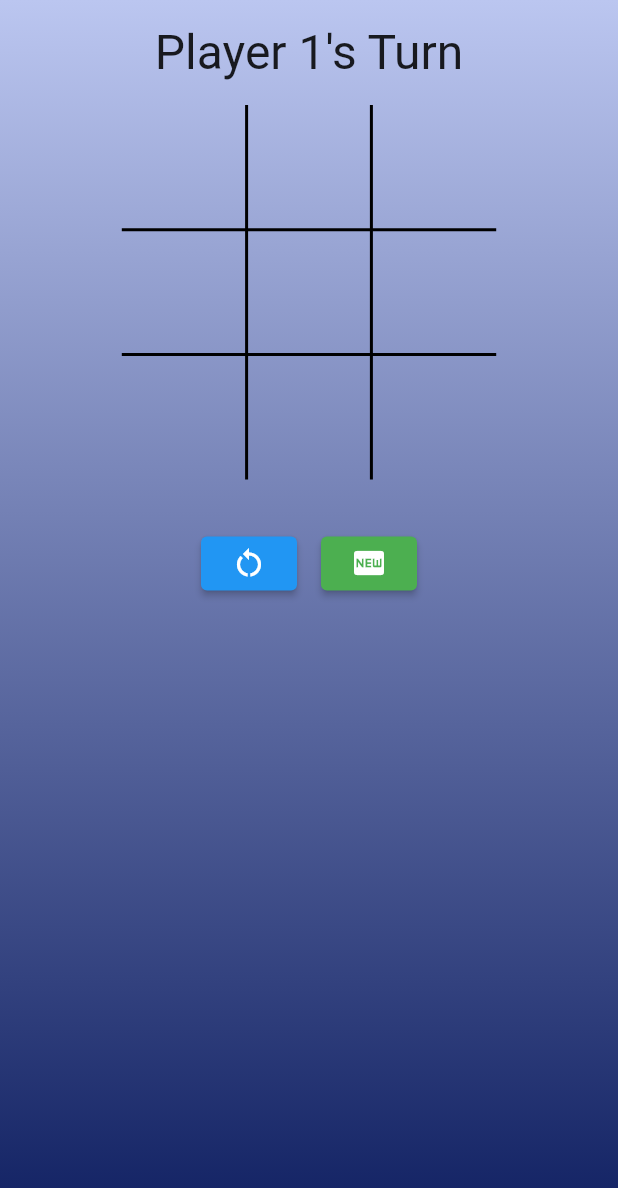
After one commit to richardnd5/flutter-website, a Flutter app: the TicTacToePage screen opened directly, after a tap on the "restart alt" icon, on a phone screen of 412 x 824 dp. The commit adds this screen. Shown: the top 1188 px of the screen. Run offline on Flutter 3.47's test engine with Material 2 defaults, Android fonts, the light colour scheme and no system bars; our stand-ins replace font_awesome_flutter, google_fonts, video_player; missing offline and left inert: dart:html, dart:js.

Commit message:
adds ticTacToe

```diff
--- a/lib/app.dart
+++ b/lib/app.dart
@@ -3,12 +3,9 @@
 import 'dart:html';
 
 import 'package:flutter/material.dart';
-import 'package:flutter_website/gameOfLife/views/pages/game_of_life_page.dart';
 import 'package:flutter_website/navigation/nav_router_delegate.dart';
-import 'package:flutter_website/pixel/views/pages/pixel_page.dart';
-import 'package:flutter_website/polarPlay/polar_play_page.dart';
-import 'package:flutter_website/stubs/web_stubs.dart';
 import 'package:google_fonts/google_fonts.dart';
+
 import 'navigation/nav_route_parser.dart';
 
 class App extends StatefulWidget {
--- a/lib/navigation/nav_state.dart
+++ b/lib/navigation/nav_state.dart
@@ -1,16 +1,16 @@
 import 'package:flutter/material.dart';
-import 'package:flutter_website/navigation/nav_router_delegate.dart';
 import 'package:flutter_website/navigation/page_configs.dart';
-import 'package:flutter_website/views/pages/coding/coding_page.dart';
+
 export 'package:flutter_website/navigation/page_configs.dart';
 
-enum CustomPages { home, pixel, gameOfLife }
+enum CustomPages { home, pixel, gameOfLife, ticTacToe }
 
 class NavState extends ChangeNotifier {
   NavState();
   List<PageConfig> pages = [homePageConfig];
   List<PageConfig> pixelPages = [homePageConfig, pixelPageConfig];
   List<PageConfig> gameOfLifePages = [homePageConfig, gameOfLifePageConfig];
+  List<PageConfig> ticTacToePages = [homePageConfig, ticTacToePageConfig];
 
   bool showPixel = false;
 
@@ -24,6 +24,8 @@ class NavState extends ChangeNotifier {
         return pixelPages.map((e) => e.page).toList();
       case CustomPages.gameOfLife:
         return gameOfLifePages.map((e) => e.page).toList();
+      case CustomPages.ticTacToe:
+        return ticTacToePages.map((e) => e.page).toList();
     }
   }
 
@@ -37,6 +39,8 @@ class NavState extends ChangeNotifier {
       selectedPage = CustomPages.pixel;
     } else if (config == gameOfLifePageConfig) {
       selectedPage = CustomPages.gameOfLife;
+    } else if (config == ticTacToePageConfig) {
+      selectedPage = CustomPages.ticTacToe;
     } else {
       selectedPage = CustomPages.home;
     }
--- a/lib/providers/app_providers.dart
+++ b/lib/providers/app_providers.dart
@@ -1,11 +1,10 @@
-import 'package:flutter/material.dart';
-import 'package:flutter_website/app.dart';
 import 'package:flutter_website/gameOfLife/services/game_of_life_service.dart';
 import 'package:flutter_website/navigation/nav_route_parser.dart';
 import 'package:flutter_website/navigation/nav_router_delegate.dart';
 import 'package:flutter_website/navigation/nav_state.dart';
 import 'package:flutter_website/pixel/services/canvas_service.dart';
 import 'package:flutter_website/pixel/services/sound_service.dart';
+import 'package:flutter_website/ticTacToe/service/tic_tac_toe_service.dart';
 import 'package:flutter_website/views/pages/home/home_page_view_model.dart';
 import 'package:provider/provider.dart';
 
@@ -45,4 +44,5 @@ final appProviders = [
     create: (context) => GameOfLifeService(),
     lazy: false,
   ),
+  ChangeNotifierProvider(create: (_) => TicTacToeService()),
 ];
--- /dev/null
+++ b/lib/ticTacToe/enums/player_type.dart
@@ -0,0 +1 @@
+enum PlayerType { x, o, none }
--- /dev/null
+++ b/lib/ticTacToe/models/game_cell.dart
@@ -0,0 +1,23 @@
+import '../enums/player_type.dart';
+
+class GameCell {
+  int index;
+  bool filled;
+  PlayerType type;
+
+  GameCell({
+    this.filled = false,
+    this.type = PlayerType.none,
+    this.index = 0,
+  });
+
+  bool get empty => !filled;
+
+  factory GameCell.clone(GameCell source) {
+    return GameCell(
+      index: source.index,
+      filled: source.filled,
+      type: source.type,
+    );
+  }
+}
--- /dev/null
+++ b/lib/ticTacToe/models/player.dart
@@ -0,0 +1,6 @@
+import '../enums/player_type.dart';
+
+class Player {
+  PlayerType type;
+  Player(this.type);
+}
--- /dev/null
+++ b/lib/ticTacToe/service/tic_tac_toe_service.dart
@@ -0,0 +1,81 @@
+import 'package:flutter/material.dart';
+
+import './extensions/game_cell_extension.dart';
+import '../enums/player_type.dart';
+import '../models/game_cell.dart';
+import '../models/player.dart';
+
+enum GameState { playing, playerWon, draw }
+
+class TicTacToeService extends ChangeNotifier {
+  TicTacToeService() {
+    restartGame();
+  }
+
+  List<Player> playerList = [Player(PlayerType.x), Player(PlayerType.o)];
+
+  int get cellCount => numberOfRows * numberOfColumns;
+  final int numberOfRows = 3;
+  final int numberOfColumns = 3;
+  Map<int, GameCell> gameCells = {};
+
+  int totalPlayerCount = 2;
+  int turnCount = 0;
+  int currentPlayer = 0;
+  int winRadius = 3;
+  GameState state = GameState.playing;
+
+  List<Map<int, GameCell>> stateHistory = [];
+
+  void updateCell(int index) {
+    if (gameCells.length <= index) return;
+
+    if (gameCells[index]!.empty == true) {
+      gameCells[index]!.filled = true;
+      gameCells[index]!.type = playerList[currentPlayer].type;
+
+      if (gameCells.haveWinningPlayer()) {
+        state = GameState.playerWon;
+      } else if (gameCells.allFilled()) {
+        state = GameState.draw;
+      } else {
+        _goToNextTurn();
+      }
+      _addStateToGameHistory();
+      notifyListeners();
+    }
+  }
+
+  void handleGoBack() {
+    if (stateHistory.length > 1) {
+      stateHistory.removeLast();
+      gameCells = stateHistory.last;
+      notifyListeners();
+    } else {
+      restartGame();
+    }
+  }
+
+  void restartGame() {
+    for (var i = 0; i < cellCount; i++) {
+      gameCells[i] = GameCell(index: i);
+    }
+    turnCount = 0;
+    currentPlayer = 0;
+    stateHistory = [];
+    state = GameState.playing;
+    notifyListeners();
+  }
+
+  void _addStateToGameHistory() {
+    var gameCellsCopy = gameCells.map<int, GameCell>(
+        (key, value) => MapEntry(key, GameCell.clone(value)));
+
+    stateHistory.add(gameCellsCopy);
+  }
+
+  void _goToNextTurn() {
+    turnCount++;
+    currentPlayer = currentPlayer == 0 ? 1 : 0;
+  }
+}
--- /dev/null
+++ b/lib/ticTacToe/ui/components/tic_tac_toe_cell.dart
@@ -0,0 +1,53 @@
+import 'package:flutter/material.dart';
+import 'package:provider/provider.dart';
+
+import '../../enums/player_type.dart';
+import '../../service/tic_tac_toe_service.dart';
+
+class TicTacToeCell extends StatefulWidget {
+  const TicTacToeCell(
+    this.index, {
+    Key? key,
+  }) : super(key: key);
+
+  final int index;
+
+  @override
+  State<TicTacToeCell> createState() => _TicTacToeCellState();
+}
+
+class _TicTacToeCellState extends State<TicTacToeCell> {
+  @override
+  Widget build(BuildContext context) {
+    var cell = context.watch<TicTacToeService>().gameCells[widget.index];
+
+    return GestureDetector(
+      onTap: () => onTap(context),
+      child: Container(
+          color: Colors.transparent,
+          child: LayoutBuilder(builder: (context, constraints) {
+            var smaller = constraints.maxWidth < constraints.maxHeight
+                ? constraints.maxWidth
+                : constraints.maxHeight;
+            return cell!.filled
+                ? Center(
+                    child: Icon(
+                      cell.type == PlayerType.x
+                          ? Icons.close
+                          : Icons.circle_outlined,
+                      size: smaller - 16,
+                      color: cell.type == PlayerType.x
+                          ? Colors.orange
+                          : Colors.red,
+                    ),
+                  )
+                : Container();
+          })),
+    );
+  }
+
+  void onTap(BuildContext context) {
+    Provider.of<TicTacToeService>(context, listen: false)
+        .updateCell(widget.index);
+  }
+}
--- /dev/null
+++ b/lib/ticTacToe/ui/components/tic_tac_toe_gameboard.dart
@@ -0,0 +1,44 @@
+import 'package:flutter/material.dart';
+import 'package:flutter_website/ticTacToe/ui/components/tic_tac_toe_cell.dart';
+import 'package:provider/provider.dart';
+
+import '../../service/tic_tac_toe_service.dart';
+import 'tic_tac_toe_lines.dart';
+
+class TicTacToeGameBoard extends StatelessWidget {
+  const TicTacToeGameBoard({
+    Key? key,
+    required this.size,
+  }) : super(key: key);
+
+  final double size;
+
+  @override
+  Widget build(BuildContext context) {
+    var vm = context.watch<TicTacToeService>();
+
+    return SizedBox(
+      width: size,
+      height: size,
+      child: Stack(
+        children: [
+          CustomPaint(
+            size: Size(size, size),
+            painter: TicTacToeLines(),
+          ),
+          GridView.builder(
+            padding: EdgeInsets.zero,
+            shrinkWrap: true,
+            gridDelegate: SliverGridDelegateWithFixedCrossAxisCount(
+              crossAxisCount: vm.numberOfColumns,
+              mainAxisExtent: size / (vm.cellCount / vm.numberOfColumns),
+              childAspectRatio: vm.numberOfRows / vm.numberOfColumns,
+            ),
+            itemBuilder: (context, i) => TicTacToeCell(i),
+            itemCount: context.watch<TicTacToeService>().cellCount,
+          ),
+        ],
+      ),
+    );
+  }
+}
--- /dev/null
+++ b/lib/ticTacToe/ui/components/tic_tac_toe_lines.dart
@@ -0,0 +1,31 @@
+import 'package:flutter/material.dart';
+
+class TicTacToeLines extends CustomPainter {
+  @override
+  void paint(Canvas canvas, Size size) {
+    Paint paint = Paint()
+      ..color = Colors.black
+      ..strokeWidth = 2;
+    var vert1Start = Offset(size.width / 3, 0);
+    var vert1End = Offset(size.width / 3, size.height);
+
+    var vert2Start = Offset((size.width / 3) * 2, 0);
+    var vert2End = Offset((size.width / 3) * 2, size.height);
+
+    var hor1Start = Offset(0, size.height / 3);
+    var hor1End = Offset(size.width, size.height / 3);
+
+    var hor2Start = Offset(0, (size.height / 3) * 2);
+    var hor2End = Offset(size.width, (size.height / 3) * 2);
+
+    canvas.drawLine(vert1Start, vert1End, paint);
+    canvas.drawLine(vert2Start, vert2End, paint);
+    canvas.drawLine(hor1Start, hor1End, paint);
+    canvas.drawLine(hor2Start, hor2End, paint);
+  }
+
+  @override
+  bool shouldRepaint(covariant CustomPainter oldDelegate) {
+    return false;
+  }
+}
--- /dev/null
+++ b/lib/ticTacToe/ui/tic_tac_toe_page.dart
@@ -0,0 +1,124 @@
+import 'package:flutter/material.dart';
+import 'package:flutter/services.dart';
+import 'package:flutter_website/views/helpers/page_gradient.dart';
+import 'package:provider/provider.dart';
+
+import '../service/tic_tac_toe_service.dart';
+import 'components/tic_tac_toe_gameboard.dart';
+
+class TicTacToePage extends StatefulWidget {
+  const TicTacToePage({Key? key}) : super(key: key);
+
+  @override
+  State<TicTacToePage> createState() => _TicTacToePageState();
+}
+
+class _TicTacToePageState extends State<TicTacToePage> {
+  @override
+  void initState() {
+    SystemChrome.setPreferredOrientations([
+      DeviceOrientation.portraitUp,
+    ]);
+    super.initState();
+  }
+
+  @override
+  Widget build(BuildContext context) {
+    var vm = Provider.of<TicTacToeService>(context, listen: false);
+    var size = MediaQuery.of(context).size;
+    final smallestSize =
+        size.width > size.height ? size.height * 0.8 : size.width * 0.8;
+
+// subtracting 80 for padding
+    double gameBoardSize = (smallestSize > 700 ? 700 : smallestSize) - 80;
+
+    var gameState = context.watch<TicTacToeService>().state;
+    bool gameOver =
+        gameState == GameState.playerWon || gameState == GameState.draw;
+    return Scaffold(
+      body: Stack(
+        children: [
+          Container(
+            decoration: pageGradient(
+              const Color(0xFFbbc6f0),
+              const Color(0xFF0f1f61),
+            ),
+            width: size.width,
+            height: size.height,
+            child: SingleChildScrollView(
+              child: Column(
+                crossAxisAlignment: CrossAxisAlignment.center,
+                children: [
+                  const SizedBox(height: 16),
+                  Text(
+                    "Player ${context.watch<TicTacToeService>().currentPlayer + 1}'s Turn",
+                    style: const TextStyle(fontSize: 32),
+                  ),
+                  const SizedBox(height: 16),
+                  TicTacToeGameBoard(size: gameBoardSize),
+                  const SizedBox(height: 32),
+                  Row(
+                    mainAxisAlignment: MainAxisAlignment.center,
+                    children: [
+                      _backButton(vm),
+                      const SizedBox(width: 16),
+                      _restartButton(vm),
+                    ],
+                  ),
+                  const SizedBox(height: 16),
+                ],
+              ),
+            ),
+          ),
+          if (gameOver) _winModal(vm)
+        ],
+      ),
+    );
+  }
+
+  ElevatedButton _backButton(TicTacToeService vm) {
+    return ElevatedButton(
+      onPressed: vm.handleGoBack,
+      child: const Icon(Icons.restart_alt),
+    );
+  }
+
+  ElevatedButton _restartButton(TicTacToeService vm) {
+    return ElevatedButton(
+      style: ElevatedButton.styleFrom(
+        primary: Colors.green,
+      ),
+      onPressed: vm.restartGame,
+      child: const Icon(Icons.fiber_new),
+    );
+  }
+
+  Widget _winModal(TicTacToeService vm) {
+    return Stack(
+      children: [
+        Container(color: Colors.black.withOpacity(0.6)),
+        Align(
+          alignment: Alignment.center,
+          child: Card(
+            child: Padding(
+              padding: const EdgeInsets.all(32),
+              child: Column(
+                mainAxisSize: MainAxisSize.min,
+                children: [
+                  Text(
+                    vm.state == GameState.draw
+                        ? 'Everyone Wins!'
+                        : 'Player ${vm.currentPlayer + 1} wins!',
+                    style: const TextStyle(fontSize: 32),
+                  ),
+                  const SizedBox(height: 16),
+                  _restartButton(vm),
+                ],
+              ),
+            ),
+          ),
+        ),
+      ],
+    );
+  }
+}
--- a/pubspec.yaml
+++ b/pubspec.yaml
@@ -11,6 +11,7 @@ dependencies:
   cupertino_icons: ^1.0.2
   animations: ^2.0.1
   html: ^0.15.0
+  url_strategy: ^0.2.0
   font_awesome_flutter: ^9.2.0
   flutter_svg: ^1.0.0
   flame: ^1.0.0
```
Also changed, not shown: lib/navigation/page_configs.dart (+7 -0 lines), lib/ticTacToe/service/extensions/game_cell_extension.dart (added, +30 -0 lines), lib/views/pages/coding/coding_page.dart (+10 -0 lines), assets/images/ticTacToe.png (added), pubspec.lock, 1 other file.
